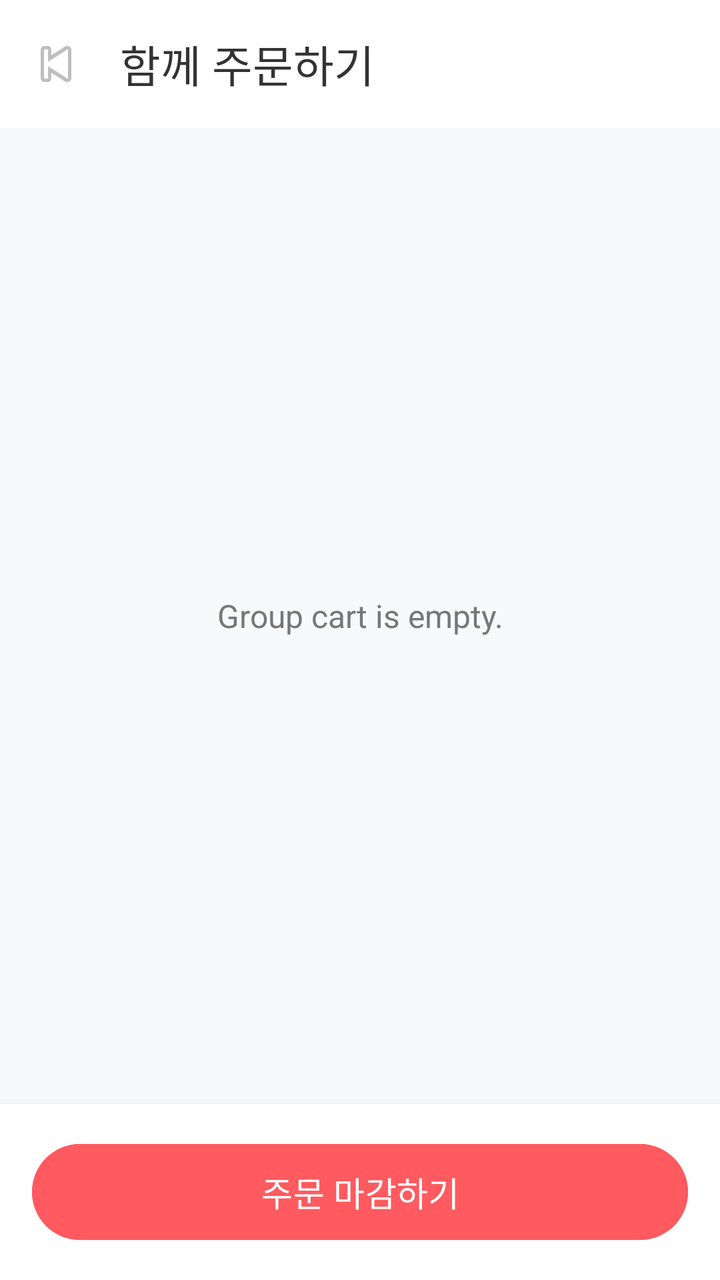
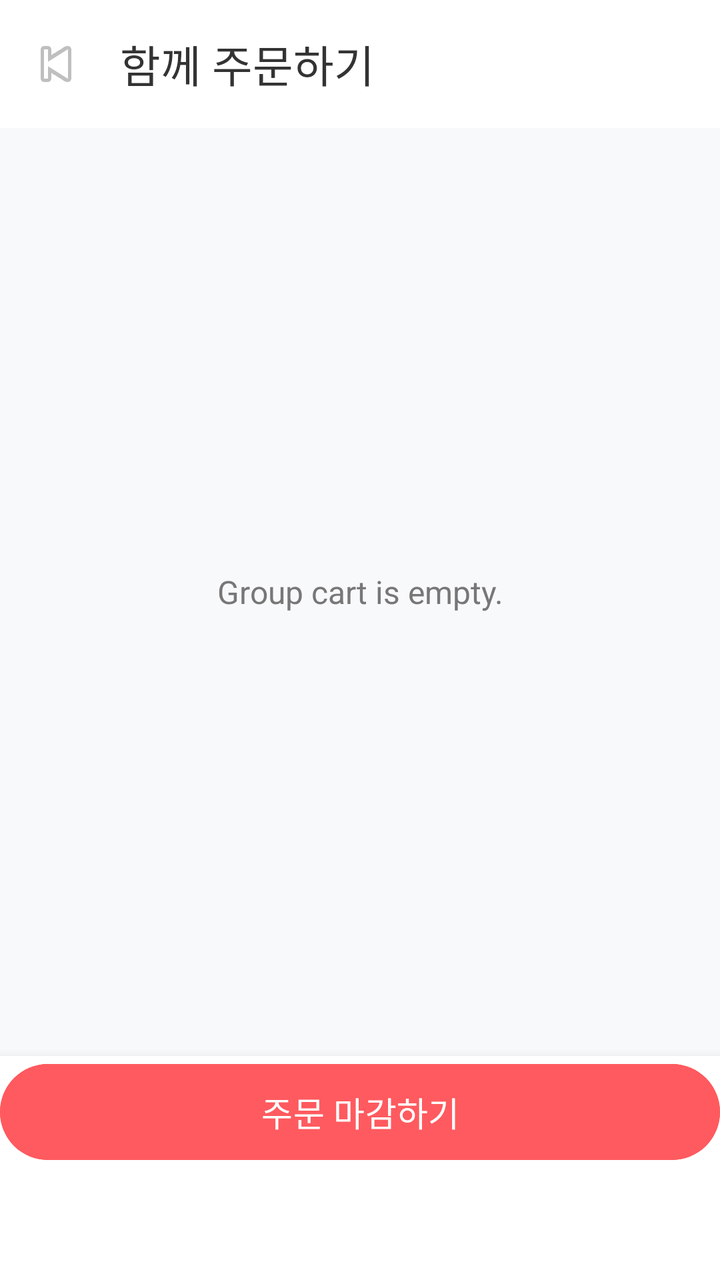

Compare the two renders of this Android layout. The source of the first and the diff that turns it into the second are given below.
<!-- AndroidManifest.xml: application theme Theme.Payclient -->
<!-- res/layout/fragment_group_cart.xml -->
<?xml version="1.0" encoding="utf-8"?>
<androidx.coordinatorlayout.widget.CoordinatorLayout
    xmlns:android="http://schemas.android.com/apk/res/android"
    xmlns:app="http://schemas.android.com/apk/res-auto"
    android:layout_width="match_parent"
    android:layout_height="match_parent"
    android:background="#F8F9FA">

    <com.google.android.material.appbar.AppBarLayout
        android:layout_width="match_parent"
        android:layout_height="wrap_content">

        <androidx.appcompat.widget.Toolbar
            android:id="@+id/toolbar_group_cart"
            android:layout_width="match_parent"
            android:layout_height="?attr/actionBarSize"
            android:background="#FFFFFF"
            app:navigationIcon="@android:drawable/ic_media_previous"
            app:title="함께 주문하기"
            app:titleTextColor="#333333" />
    </com.google.android.material.appbar.AppBarLayout>

    <LinearLayout
        android:layout_width="match_parent"
        android:layout_height="match_parent"
        android:orientation="vertical"
        app:layout_behavior="@string/appbar_scrolling_view_behavior">

        <TextView
            android:id="@+id/tv_empty_group_cart"
            android:layout_width="match_parent"
            android:layout_height="0dp"
            android:layout_weight="1"
            android:gravity="center"
            android:text="Group cart is empty."
            android:textColor="#777777"
            android:textSize="16sp" />

        <androidx.recyclerview.widget.RecyclerView
            android:id="@+id/rv_group_cart_items"
            android:layout_width="match_parent"
            android:layout_height="0dp"
            android:layout_weight="1"
            android:clipToPadding="false"
            android:padding="8dp"
            android:visibility="gone" />

        <LinearLayout
            android:layout_width="match_parent"
            android:layout_height="wrap_content"
            android:background="#FFFFFF"
            android:elevation="8dp"
            android:orientation="vertical"
            android:padding="16dp">

            <Button
                android:id="@+id/btn_close_order"
                android:layout_width="match_parent"
                android:layout_height="56dp"
                android:backgroundTint="#FF5A5F"
                android:text="주문 마감하기"
                android:textColor="#FFFFFF"
                android:textSize="17sp" />
        </LinearLayout>
    </LinearLayout>
</androidx.coordinatorlayout.widget.CoordinatorLayout>
<!-- resources referenced by this layout -->
<resources>
  <style name="Theme.Payclient" parent="Base.Theme.Payclient" />
  <style name="Base.Theme.Payclient" parent="Theme.Material3.DayNight.NoActionBar">
          
          <item name="colorPrimary">@color/beige</item>
          <item name="android:windowBackground">@color/baby_blue</item>
      </style>
  <color name="beige">#D9C4B0</color>
  <color name="baby_blue">#ECEEDF</color>
</resources>

<!-- the commit's change to res/layout/fragment_group_cart.xml (unified diff, before → after) -->
@@ -51,7 +51,7 @@
             android:background="#FFFFFF"
             android:elevation="8dp"
             android:orientation="vertical"
-            android:padding="16dp">
+            android:paddingBottom="56dp">
 
             <Button
                 android:id="@+id/btn_close_order"
